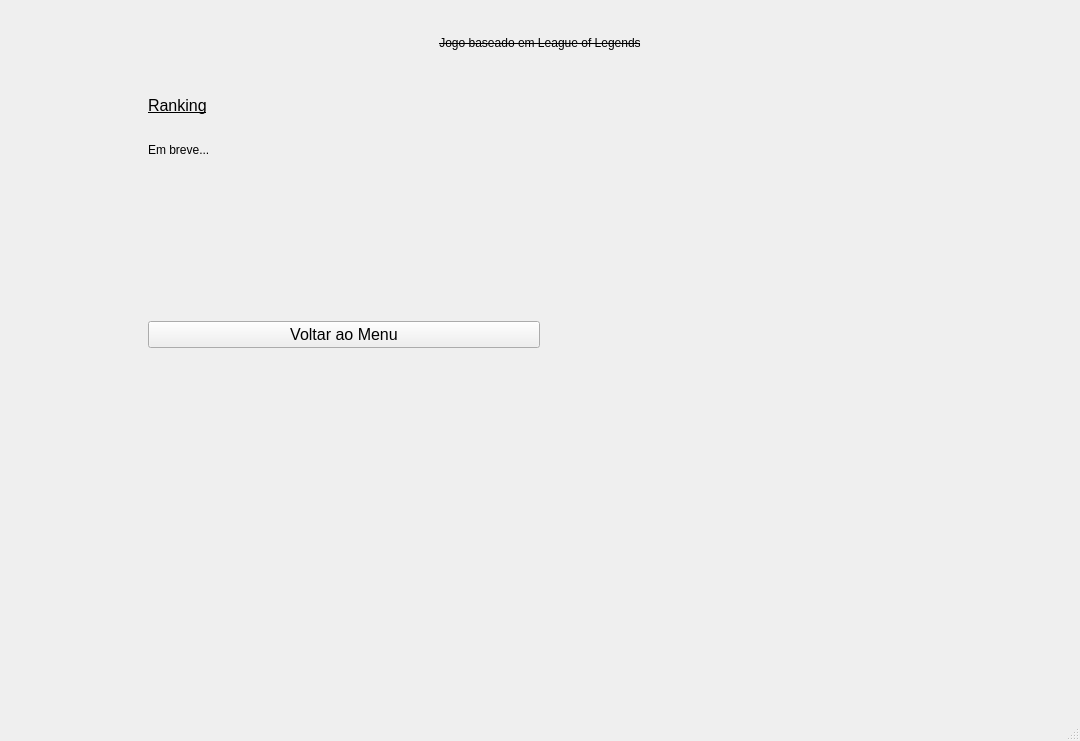
The window that src/Ente/Menu/Menu.ui (Chan2007/Jogo) describes before a commit, drawn with Qt 5.
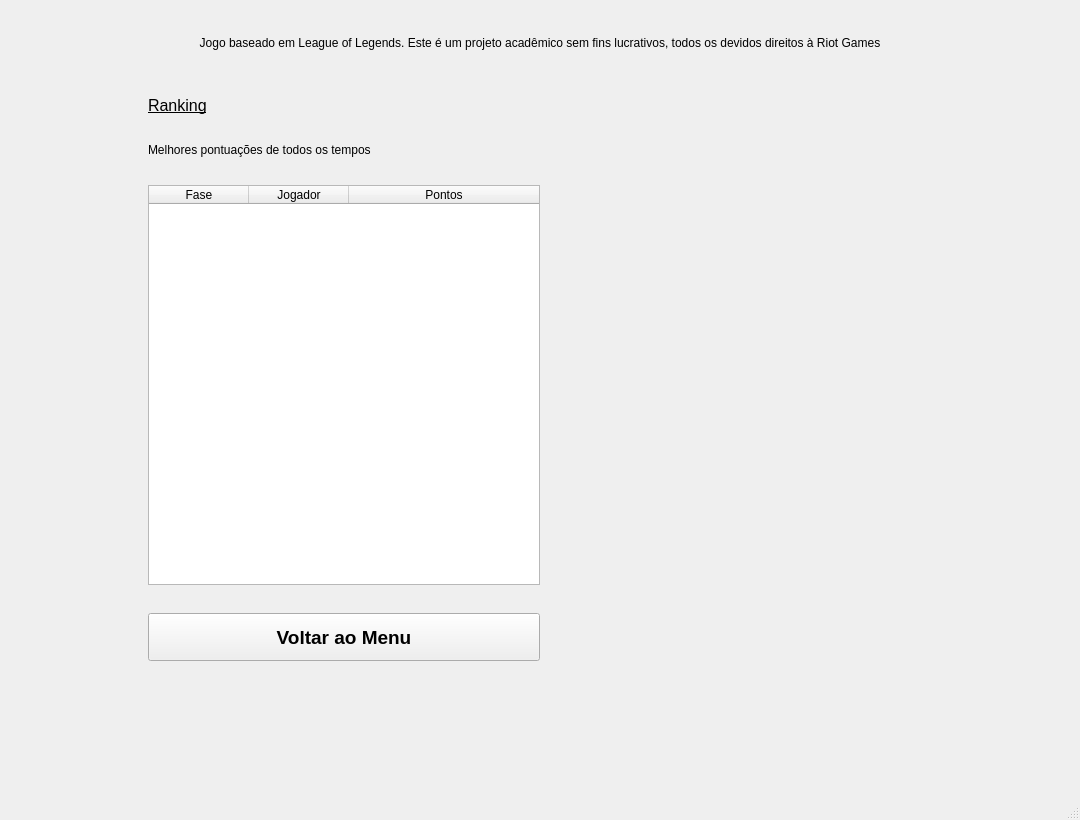
The same window after the commit. The open tabs and pages were chosen to show the change. Custom widgets are drawn as their Qt base class.

Commit message: TUDO exceto FUNDO e transição de fase (SEGMENT FAULT) está funcionando!

Patch:
```diff
--- a/src/Ente/Menu/Menu.ui
+++ b/src/Ente/Menu/Menu.ui
@@ -7,7 +7,7 @@
     <x>0</x>
     <y>0</y>
     <width>1080</width>
-    <height>720</height>
+    <height>820</height>
    </rect>
   </property>
   <property name="windowTitle">
@@ -48,14 +48,17 @@
           <weight>50</weight>
           <bold>false</bold>
           <underline>false</underline>
-          <strikeout>true</strikeout>
+          <strikeout>false</strikeout>
          </font>
         </property>
         <property name="cursor">
          <cursorShape>ForbiddenCursor</cursorShape>
         </property>
         <property name="text">
-         <string>Jogo baseado em League of Legends</string>
+         <string>Jogo baseado em League of Legends. Este é um projeto acadêmico sem fins lucrativos, todos os devidos direitos à Riot Games</string>
+        </property>
+        <property name="textFormat">
+         <enum>Qt::MarkdownText</enum>
         </property>
         <property name="alignment">
          <set>Qt::AlignCenter</set>
@@ -735,7 +738,7 @@
              <item>
               <widget class="QLabel" name="rankingSubtitleLabel">
                <property name="text">
-                <string>Em breve...</string>
+                <string>Melhores pontuações de todos os tempos</string>
                </property>
                <property name="wordWrap">
                 <bool>true</bool>
@@ -743,23 +746,83 @@
               </widget>
              </item>
              <item>
-              <spacer name="rankingSpacer">
-               <property name="orientation">
-                <enum>Qt::Vertical</enum>
+              <widget class="QTableWidget" name="rankingTable">
+               <property name="sizePolicy">
+                <sizepolicy hsizetype="Expanding" vsizetype="Expanding">
+                 <horstretch>0</horstretch>
+                 <verstretch>1</verstretch>
+                </sizepolicy>
                </property>
-               <property name="sizeHint" stdset="0">
+               <property name="minimumSize">
                 <size>
-                 <width>20</width>
-                 <height>14</height>
+                 <width>0</width>
+                 <height>400</height>
                 </size>
                </property>
-              </spacer>
+               <property name="editTriggers">
+                <set>QAbstractItemView::NoEditTriggers</set>
+               </property>
+               <property name="selectionMode">
+                <enum>QAbstractItemView::SingleSelection</enum>
+               </property>
+               <property name="selectionBehavior">
+                <enum>QAbstractItemView::SelectRows</enum>
+               </property>
+               <property name="showGrid">
+                <bool>false</bool>
+               </property>
+               <property name="gridStyle">
+                <enum>Qt::NoPen</enum>
+               </property>
+               <property name="sortingEnabled">
+                <bool>false</bool>
+               </property>
+               <attribute name="horizontalHeaderStretchLastSection">
+                <bool>true</bool>
+               </attribute>
+               <attribute name="horizontalHeaderCascadingSectionResizes">
+                <bool>false</bool>
+               </attribute>
+               <attribute name="verticalHeaderVisible">
+                <bool>false</bool>
+               </attribute>
+               <column>
+                <property name="text">
+                 <string>Fase</string>
+                </property>
+               </column>
+               <column>
+                <property name="text">
+                 <string>Jogador</string>
+                </property>
+               </column>
+               <column>
+                <property name="text">
+                 <string>Pontos</string>
+                </property>
+               </column>
+              </widget>
              </item>
              <item>
               <widget class="Widgets::MenuButton" name="backFromRankingButton">
+               <property name="minimumSize">
+                <size>
+                 <width>0</width>
+                 <height>48</height>
+                </size>
+               </property>
+               <property name="maximumSize">
+                <size>
+                 <width>16777215</width>
+                 <height>64</height>
+                </size>
+               </property>
                <property name="font">
                 <font>
-                 <pointsize>12</pointsize>
+                 <family>Segoe UI</family>
+                 <pointsize>14</pointsize>
+                 <weight>75</weight>
+                 <bold>true</bold>
                 </font>
                </property>
                <property name="cursor">
```
Left out of the diff: 51 changed lines with no effect on the pictures. The commit also changes 61 other files.
